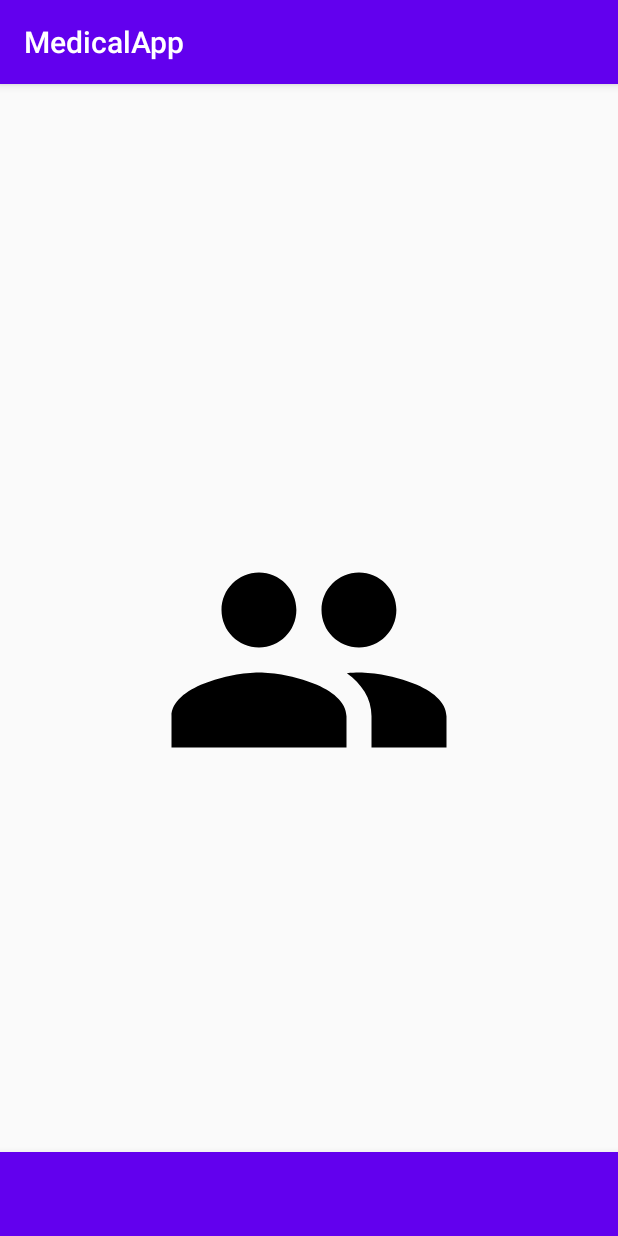
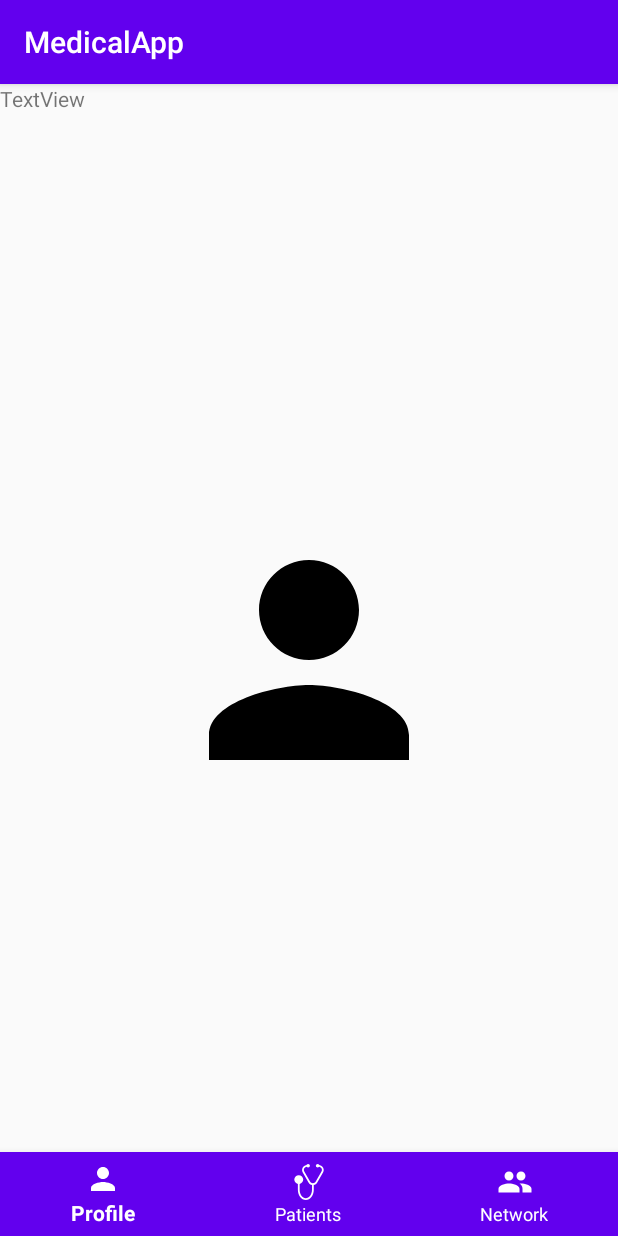
Before and after one commit to vaguduguntla/MedicalApp, an Android app: the fragment MyNetworkFragment placed in its activity, on a phone screen of 412 x 824 dp. Run offline under Robolectric (Android 15) with nearby library versions, the phone set to English and light mode, and no system bars.

Commit message:
working nav bar

```diff
--- a/app/src/main/java/com/example/medicalapp/MainActivity.kt
+++ b/app/src/main/java/com/example/medicalapp/MainActivity.kt
@@ -32,15 +32,15 @@ class MainActivity : AppCompatActivity() {
         object : BottomNavigationView.OnNavigationItemSelectedListener {
             override fun onNavigationItemSelected(item: MenuItem): Boolean {
                 when (item.getItemId()) {
-                    R.id.navigation_my_profile -> {
+                    R.id.fragment_my_profile -> {
                         openFragment(MyProfileFragment.newInstance("", ""))
                         return true
                     }
-                    R.id.navigation_my_patients -> {
+                    R.id.fragment_my_patients -> {
                         openFragment(MyPatientsFragment.newInstance("", ""))
                         return true
                     }
-                    R.id.navigation_my_network -> {
+                    R.id.fragment_my_network -> {
                         openFragment(MyNetworkFragment.newInstance("", ""))
                         return true
                     }
--- a/app/src/main/java/com/example/medicalapp/fragments/MyNetworkFragment.java
+++ b/app/src/main/java/com/example/medicalapp/fragments/MyNetworkFragment.java
@@ -1,10 +1,11 @@
 package com.example.medicalapp.fragments;
 
 import android.os.Bundle;
-import androidx.fragment.app.Fragment;
 import android.view.LayoutInflater;
 import android.view.View;
 import android.view.ViewGroup;
+
+import androidx.fragment.app.Fragment;
 
 import com.example.medicalapp.R;
 
@@ -58,6 +59,6 @@ public class MyNetworkFragment extends Fragment {
   public View onCreateView(LayoutInflater inflater, ViewGroup container,
       Bundle savedInstanceState) {
     // Inflate the layout for this fragment
-    return inflater.inflate(R.layout.fragment_my_network,container,false);
+    return inflater.inflate(R.layout.fragment_my_profile, container, false);
   }
 }
--- a/app/src/main/res/layout/activity_main.xml
+++ b/app/src/main/res/layout/activity_main.xml
@@ -7,10 +7,12 @@
     tools:context=".MainActivity">
 
     <FrameLayout
+        android:id="@+id/container"
         android:layout_width="match_parent"
         android:layout_height="match_parent"
-        android:id="@+id/container"
-        >
+        app:layout_constraintEnd_toEndOf="parent"
+        app:layout_constraintStart_toStartOf="parent">
+
 
         <com.google.android.material.bottomnavigation.BottomNavigationView
             android:id="@+id/bottom_navigation"
@@ -19,7 +21,11 @@
             android:layout_gravity="bottom"
             android:background="@color/colorPrimary"
             app:itemIconTint="@color/white"
-            app:itemTextColor="@color/white" />
+            app:itemTextColor="@color/white"
+            app:menu="@menu/bottom_navigation_menu">
+
+        </com.google.android.material.bottomnavigation.BottomNavigationView>
+
 
     </FrameLayout>
 
--- a/app/src/main/res/layout/fragment_my_network.xml
+++ b/app/src/main/res/layout/fragment_my_network.xml
@@ -5,7 +5,6 @@
     android:layout_height="match_parent"
     tools:context=".fragments.MyNetworkFragment"
     >
-
 
   <ImageView
       android:id="@+id/imageView"
--- a/app/src/main/res/layout/fragment_my_profile.xml
+++ b/app/src/main/res/layout/fragment_my_profile.xml
@@ -7,6 +7,12 @@
     >
 
 
+  <TextView
+      android:id="@+id/Vaasu"
+      android:layout_width="wrap_content"
+      android:layout_height="wrap_content"
+      android:text="TextView" />
+
   <ImageView
       android:id="@+id/imageView"
       android:layout_width="200dp"
@@ -14,4 +20,5 @@
       android:layout_gravity="center"
       android:src="@drawable/me_menu_item"
       />
+
 </FrameLayout>
--- a/app/src/main/res/menu/bottom_navigation_menu.xml
+++ b/app/src/main/res/menu/bottom_navigation_menu.xml
@@ -1,15 +1,15 @@
 <?xml version="1.0" encoding="utf-8"?>
 <menu xmlns:android="http://schemas.android.com/apk/res/android">
     <item
-        android:id="@+id/navigation_my_profile"
+        android:id="@+id/fragment_my_profile"
         android:icon="@drawable/me_menu_item"
         android:title="Profile" />
     <item
-        android:id="@+id/navigation_my_patients"
+        android:id="@+id/fragment_my_patients"
         android:icon="@drawable/ic_doctor_stethoscope_svgrepo_com"
         android:title="Patients" />
     <item
-        android:id="@+id/navigation_my_network"
+        android:id="@+id/fragment_my_network"
         android:icon="@drawable/network_menu_item"
         android:title="Network" />
 </menu>
```
